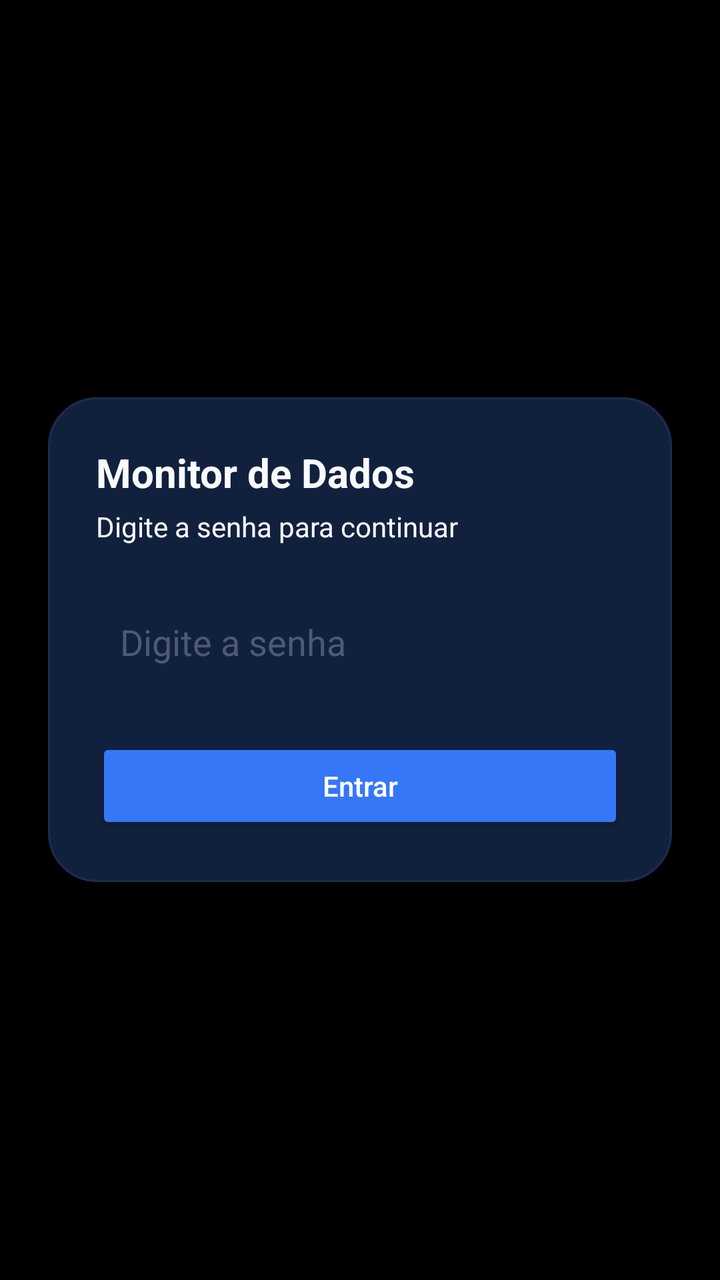
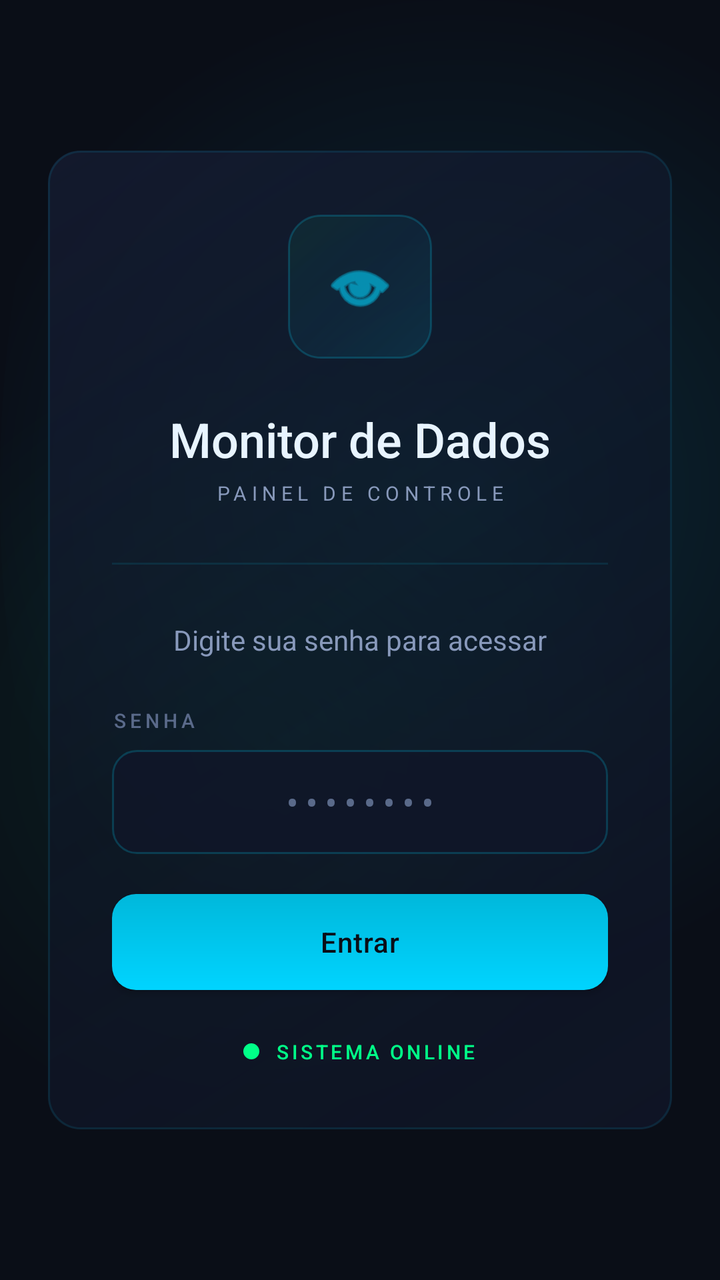

Screens rendered from an Android XML layout before and after an edit, with the pre-edit source and the edit as a unified diff.
<!-- AndroidManifest.xml: activity theme Theme.MobileDataMonitor -->
<!-- res/layout/activity_password.xml -->
<?xml version="1.0" encoding="utf-8"?>
<FrameLayout xmlns:android="http://schemas.android.com/apk/res/android"
    android:layout_width="match_parent"
    android:layout_height="match_parent"
    android:background="@drawable/bg_app_gradient">

    <LinearLayout
        android:layout_width="match_parent"
        android:layout_height="wrap_content"
        android:layout_gravity="center"
        android:layout_margin="24dp"
        android:orientation="vertical"
        android:padding="24dp"
        android:background="@drawable/bg_surface_card">

        <TextView
            android:layout_width="match_parent"
            android:layout_height="wrap_content"
            android:text="Monitor de Dados"
            android:textColor="@color/md_theme_onSurface"
            android:textSize="20sp"
            android:textStyle="bold" />

        <TextView
            android:layout_width="match_parent"
            android:layout_height="wrap_content"
            android:layout_marginTop="4dp"
            android:text="Digite a senha para continuar"
            android:textColor="@color/md_theme_onSurface"
            android:textSize="14sp" />

        <EditText
            android:id="@+id/password_input"
            android:layout_width="match_parent"
            android:layout_height="wrap_content"
            android:layout_marginTop="24dp"
            android:inputType="textPassword"
            android:hint="Digite a senha"
            android:importantForAutofill="no"
            android:maxLines="1"
            android:padding="12dp"
            android:background="@android:color/transparent"
            android:textColor="@color/md_theme_onSurface"
            android:textColorHint="@color/md_theme_outline" />
        
        <Button
            android:id="@+id/submit_button"
            android:layout_width="match_parent"
            android:layout_height="wrap_content"
            android:layout_marginTop="24dp"
            android:text="Entrar"
            android:textAllCaps="false"
            android:textColor="@color/md_theme_onPrimary"
            android:backgroundTint="@color/md_theme_primary"
            android:paddingTop="10dp"
            android:paddingBottom="10dp" />
        
    </LinearLayout>

</FrameLayout>
<!-- resources referenced by this layout -->
<resources>
  <color name="md_theme_onPrimary">#FFFFFF</color>
  <color name="md_theme_onSurface">#F8FAFF</color>
  <color name="md_theme_outline">#4C5A75</color>
  <color name="md_theme_primary">#3677F8</color>
  <!-- drawable bg_app_gradient (drawable) -->
  <?xml version="1.0" encoding="utf-8"?>
  <shape xmlns:android="http://schemas.android.com/apk/res/android">
      <solid android:color="@android:color/black" />
  </shape>
  <!-- drawable bg_surface_card (drawable) -->
  <?xml version="1.0" encoding="utf-8"?>
  <shape xmlns:android="http://schemas.android.com/apk/res/android">
      <solid android:color="@color/md_theme_surface" />
      <corners android:radius="24dp" />
      <stroke
          android:width="1dp"
          android:color="@color/md_theme_surfaceVariant" />
      <padding
          android:left="4dp"
          android:top="4dp"
          android:right="4dp"
          android:bottom="4dp" />
  </shape>
  <style name="Theme.MobileDataMonitor" parent="Theme.AppCompat.DayNight.NoActionBar">
          <item name="android:statusBarColor">@android:color/black</item>
          <item name="android:navigationBarColor">@android:color/black</item>
          <item name="android:windowBackground">@android:color/black</item>
      </style>
  <color name="md_theme_surface">#11213D</color>
  <color name="md_theme_surfaceVariant">#1B2D4E</color>
</resources>

<!-- the commit's change to res/layout/activity_password.xml (unified diff, before → after) -->
@@ -4,57 +4,151 @@
     android:layout_height="match_parent"
     android:background="@drawable/bg_app_gradient">
 
+    
     <LinearLayout
         android:layout_width="match_parent"
         android:layout_height="wrap_content"
         android:layout_gravity="center"
-        android:layout_margin="24dp"
+        android:layout_marginStart="24dp"
+        android:layout_marginEnd="24dp"
         android:orientation="vertical"
-        android:padding="24dp"
-        android:background="@drawable/bg_surface_card">
+        android:padding="32dp"
+        android:background="@drawable/bg_surface_card"
+        android:elevation="4dp">
 
+        
+        <FrameLayout
+            android:layout_width="72dp"
+            android:layout_height="72dp"
+            android:layout_gravity="center_horizontal"
+            android:layout_marginBottom="24dp"
+            android:background="@drawable/bg_icon_container">
+
+            <ImageView
+                android:layout_width="36dp"
+                android:layout_height="36dp"
+                android:layout_gravity="center"
+                android:src="@android:drawable/ic_menu_view"
+                android:tint="@color/cyber_400" />
+        </FrameLayout>
+
+        
         <TextView
             android:layout_width="match_parent"
             android:layout_height="wrap_content"
             android:text="Monitor de Dados"
-            android:textColor="@color/md_theme_onSurface"
-            android:textSize="20sp"
-            android:textStyle="bold" />
+            android:textColor="@color/ghost_white"
+            android:textSize="24sp"
+            android:fontFamily="sans-serif-medium"
+            android:gravity="center" />
 
+        
         <TextView
             android:layout_width="match_parent"
             android:layout_height="wrap_content"
             android:layout_marginTop="4dp"
-            android:text="Digite a senha para continuar"
-            android:textColor="@color/md_theme_onSurface"
-            android:textSize="14sp" />
+            android:text="PAINEL DE CONTROLE"
+            android:textColor="@color/mist_gray"
+            android:textSize="10sp"
+            android:textAllCaps="true"
+            android:letterSpacing="0.25"
+            android:gravity="center" />
 
-        <EditText
-            android:id="@+id/password_input"
+        
+        <View
+            android:layout_width="match_parent"
+            android:layout_height="1dp"
+            android:layout_marginTop="28dp"
+            android:layout_marginBottom="28dp"
+            android:background="@color/cyber_400_10" />
+
+        
+        <TextView
+            android:layout_width="match_parent"
+            android:layout_height="wrap_content"
+            android:text="Digite sua senha para acessar"
+            android:textColor="@color/mist_gray"
+            android:textSize="14sp"
+            android:gravity="center" />
+
+        
+        <LinearLayout
             android:layout_width="match_parent"
             android:layout_height="wrap_content"
             android:layout_marginTop="24dp"
-            android:inputType="textPassword"
-            android:hint="Digite a senha"
-            android:importantForAutofill="no"
-            android:maxLines="1"
-            android:padding="12dp"
-            android:background="@android:color/transparent"
-            android:textColor="@color/md_theme_onSurface"
-            android:textColorHint="@color/md_theme_outline" />
+            android:orientation="vertical">
+
+            
+            <TextView
+                android:layout_width="match_parent"
+                android:layout_height="wrap_content"
+                android:text="SENHA"
+                android:textColor="@color/steel_gray"
+                android:textSize="10sp"
+                android:textAllCaps="true"
+                android:letterSpacing="0.2"
+                android:fontFamily="sans-serif-medium"
+                android:layout_marginBottom="8dp" />
+
+            
+            <EditText
+                android:id="@+id/password_input"
+                android:layout_width="match_parent"
+                android:layout_height="52dp"
+                android:inputType="textPassword"
+                android:hint="••••••••"
+                android:importantForAutofill="no"
+                android:maxLines="1"
+                android:background="@drawable/bg_input_field"
+                android:textColor="@color/ghost_white"
+                android:textColorHint="@color/steel_gray"
+                android:textSize="16sp"
+                android:fontFamily="monospace"
+                android:gravity="center" />
+
+        </LinearLayout>
+        
         
         <Button
             android:id="@+id/submit_button"
             android:layout_width="match_parent"
-            android:layout_height="wrap_content"
-            android:layout_marginTop="24dp"
+            android:layout_height="48dp"
+            android:layout_marginTop="20dp"
             android:text="Entrar"
             android:textAllCaps="false"
-            android:textColor="@color/md_theme_onPrimary"
-            android:backgroundTint="@color/md_theme_primary"
-            android:paddingTop="10dp"
-            android:paddingBottom="10dp" />
+            android:textColor="@color/void_black"
+            android:textSize="14sp"
+            android:fontFamily="sans-serif-medium"
+            android:letterSpacing="0.02"
+            android:background="@drawable/bg_button_primary" />
+
         
+        <LinearLayout
+            android:layout_width="wrap_content"
+            android:layout_height="wrap_content"
+            android:layout_gravity="center_horizontal"
+            android:layout_marginTop="24dp"
+            android:orientation="horizontal"
+            android:gravity="center_vertical">
+
+            
+            <View
+                android:layout_width="8dp"
+                android:layout_height="8dp"
+                android:background="@drawable/bg_status_dot_pulse" />
+
+            <TextView
+                android:layout_width="wrap_content"
+                android:layout_height="wrap_content"
+                android:layout_marginStart="8dp"
+                android:text="Sistema Online"
+                android:textColor="@color/pulse_green"
+                android:textSize="10sp"
+                android:textAllCaps="true"
+                android:letterSpacing="0.15"
+                android:fontFamily="sans-serif-medium" />
+        </LinearLayout>
+
     </LinearLayout>
 
 </FrameLayout>
<!-- resource entries referenced after the edit -->
@@ -1,34 +1,219 @@
 <!-- resources referenced by this layout -->
 <resources>
-  <color name="md_theme_onPrimary">#FFFFFF</color>
-  <color name="md_theme_onSurface">#F8FAFF</color>
-  <color name="md_theme_outline">#4C5A75</color>
-  <color name="md_theme_primary">#3677F8</color>
+  <color name="cyber_400">#00D4FF</color>
+  <color name="cyber_400_10">#1A00D4FF</color>
+  <color name="ghost_white">#E8F4FF</color>
+  <color name="mist_gray">#8899BB</color>
+  <color name="pulse_green">#00FF88</color>
+  <color name="steel_gray">#5A6A8A</color>
+  <color name="void_black">#0A0E17</color>
   <!-- drawable bg_app_gradient (drawable) -->
   <?xml version="1.0" encoding="utf-8"?>
-  <shape xmlns:android="http://schemas.android.com/apk/res/android">
-      <solid android:color="@android:color/black" />
+  <layer-list xmlns:android="http://schemas.android.com/apk/res/android">
+      
+      
+      <item>
+          <shape android:shape="rectangle">
+              <solid android:color="#0A0E17" />
+          </shape>
+      </item>
+      
+      
+      <item
+          android:top="-150dp"
+          android:right="-100dp">
+          <shape android:shape="oval">
+              <gradient
+                  android:startColor="#1E00D4FF"
+                  android:endColor="#00000000"
+                  android:type="radial"
+                  android:gradientRadius="250dp" />
+              <size
+                  android:width="400dp"
+                  android:height="400dp" />
+          </shape>
+      </item>
+      
+      
+      <item
+          android:bottom="-100dp"
+          android:left="-100dp">
+          <shape android:shape="oval">
+              <gradient
+                  android:startColor="#1400FF88"
+                  android:endColor="#00000000"
+                  android:type="radial"
+                  android:gradientRadius="200dp" />
+              <size
+                  android:width="300dp"
+                  android:height="300dp" />
+          </shape>
+      </item>
+      
+  </layer-list>
+  <!-- drawable bg_button_primary (drawable) -->
+  <?xml version="1.0" encoding="utf-8"?>
+  <ripple xmlns:android="http://schemas.android.com/apk/res/android"
+      android:color="#4000D4FF">
+      
+      <item android:id="@android:id/mask">
+          <shape android:shape="rectangle">
+              <solid android:color="@android:color/white" />
+              <corners android:radius="12dp" />
+          </shape>
+      </item>
+      
+      <item>
+          <shape android:shape="rectangle">
+              
+              <gradient
+                  android:startColor="#00D4FF"
+                  android:endColor="#00B8DB"
+                  android:angle="90"
+                  android:type="linear" />
+              <corners android:radius="12dp" />
+          </shape>
+      </item>
+  </ripple>
+  <!-- drawable bg_icon_container (drawable) -->
+  <?xml version="1.0" encoding="utf-8"?>
+  <shape xmlns:android="http://schemas.android.com/apk/res/android"
+      android:shape="rectangle">
+      
+      
+      <gradient
+          android:startColor="#1A00D4FF"
+          android:centerColor="#150094B8"
+          android:endColor="#1000FF88"
+          android:angle="135"
+          android:type="linear" />
+      
+      
+      <stroke
+          android:width="1dp"
+          android:color="#3300D4FF" />
+      
+      <corners android:radius="16dp" />
+  </shape>
+  <!-- drawable bg_input_field (drawable) -->
+  <?xml version="1.0" encoding="utf-8"?>
+  <selector xmlns:android="http://schemas.android.com/apk/res/android">
+      
+      
+      <item android:state_focused="true">
+          <shape android:shape="rectangle">
+              <solid android:color="#0F1628" />
+              <stroke
+                  android:width="1.5dp"
+                  android:color="#00D4FF" />
+              <corners android:radius="12dp" />
+              <padding
+                  android:left="16dp"
+                  android:top="14dp"
+                  android:right="16dp"
+                  android:bottom="14dp" />
+          </shape>
+      </item>
+      
+      
+      <item>
+          <shape android:shape="rectangle">
+              <solid android:color="#CC0F1628" />
+              <stroke
+                  android:width="1dp"
+                  android:color="#3300D4FF" />
+              <corners android:radius="12dp" />
+              <padding
+                  android:left="16dp"
+                  android:top="14dp"
+                  android:right="16dp"
+                  android:bottom="14dp" />
+          </shape>
+      </item>
+      
+  </selector>
+  <!-- drawable bg_status_dot_pulse (drawable) -->
+  <?xml version="1.0" encoding="utf-8"?>
+  <shape xmlns:android="http://schemas.android.com/apk/res/android"
+      android:shape="oval">
+      <solid android:color="#00FF88" />
+      <size
+          android:width="8dp"
+          android:height="8dp" />
   </shape>
   <!-- drawable bg_surface_card (drawable) -->
   <?xml version="1.0" encoding="utf-8"?>
-  <shape xmlns:android="http://schemas.android.com/apk/res/android">
-      <solid android:color="@color/md_theme_surface" />
-      <corners android:radius="24dp" />
-      <stroke
-          android:width="1dp"
-          android:color="@color/md_theme_surfaceVariant" />
-      <padding
-          android:left="4dp"
-          android:top="4dp"
-          android:right="4dp"
-          android:bottom="4dp" />
-  </shape>
+  <layer-list xmlns:android="http://schemas.android.com/apk/res/android">
+      
+      
+      <item>
+          <shape android:shape="rectangle">
+              <gradient
+                  android:startColor="#CC0F1628"
+                  android:centerColor="#990F1628"
+                  android:endColor="#B3151D35"
+                  android:angle="135"
+                  android:type="linear" />
+              <corners android:radius="16dp" />
+          </shape>
+      </item>
+      
+      
+      <item>
+          <shape android:shape="rectangle">
+              <stroke
+                  android:width="1dp"
+                  android:color="#1A00D4FF" />
+              <corners android:radius="16dp" />
+          </shape>
+      </item>
+      
+  </layer-list>
   <style name="Theme.MobileDataMonitor" parent="Theme.AppCompat.DayNight.NoActionBar">
-          <item name="android:statusBarColor">@android:color/black</item>
-          <item name="android:navigationBarColor">@android:color/black</item>
-          <item name="android:windowBackground">@android:color/black</item>
+          
+          <item name="android:statusBarColor">@color/void_black</item>
+          <item name="android:navigationBarColor">@color/void_black</item>
+          <item name="android:windowBackground">@color/void_black</item>
+          
+          
+          <item name="colorPrimary">@color/cyber_400</item>
+          <item name="colorPrimaryDark">@color/cyber_600</item>
+          <item name="colorAccent">@color/pulse_green</item>
+          
+          
+          <item name="android:textColor">@color/ghost_white</item>
+          <item name="android:textColorPrimary">@color/ghost_white</item>
+          <item name="android:textColorSecondary">@color/mist_gray</item>
+          <item name="android:textColorHint">@color/steel_gray</item>
+          
+          
+          <item name="android:buttonStyle">@style/Widget.MonitorDados.Button</item>
+          
+          
+          <item name="android:editTextStyle">@style/Widget.MonitorDados.EditText</item>
+          
+          
+          <item name="android:listDivider">@color/cyber_400_10</item>
       </style>
-  <color name="md_theme_surface">#11213D</color>
-  <color name="md_theme_surfaceVariant">#1B2D4E</color>
+  <color name="cyber_600">#0094B8</color>
+  <style name="Widget.MonitorDados.Button" parent="Widget.AppCompat.Button">
+          <item name="android:background">@drawable/bg_button_primary</item>
+          <item name="android:textColor">@color/void_black</item>
+          <item name="android:textAllCaps">false</item>
+          <item name="android:paddingTop">14dp</item>
+          <item name="android:paddingBottom">14dp</item>
+          <item name="android:paddingStart">24dp</item>
+          <item name="android:paddingEnd">24dp</item>
+          <item name="android:textSize">14sp</item>
+          <item name="android:fontFamily">sans-serif-medium</item>
+          <item name="android:letterSpacing">0.02</item>
+      </style>
+  <style name="Widget.MonitorDados.EditText" parent="Widget.AppCompat.EditText">
+          <item name="android:background">@drawable/bg_input_field</item>
+          <item name="android:textColor">@color/ghost_white</item>
+          <item name="android:textColorHint">@color/steel_gray</item>
+          <item name="android:padding">16dp</item>
+          <item name="android:textSize">16sp</item>
+      </style>
 </resources>
 
